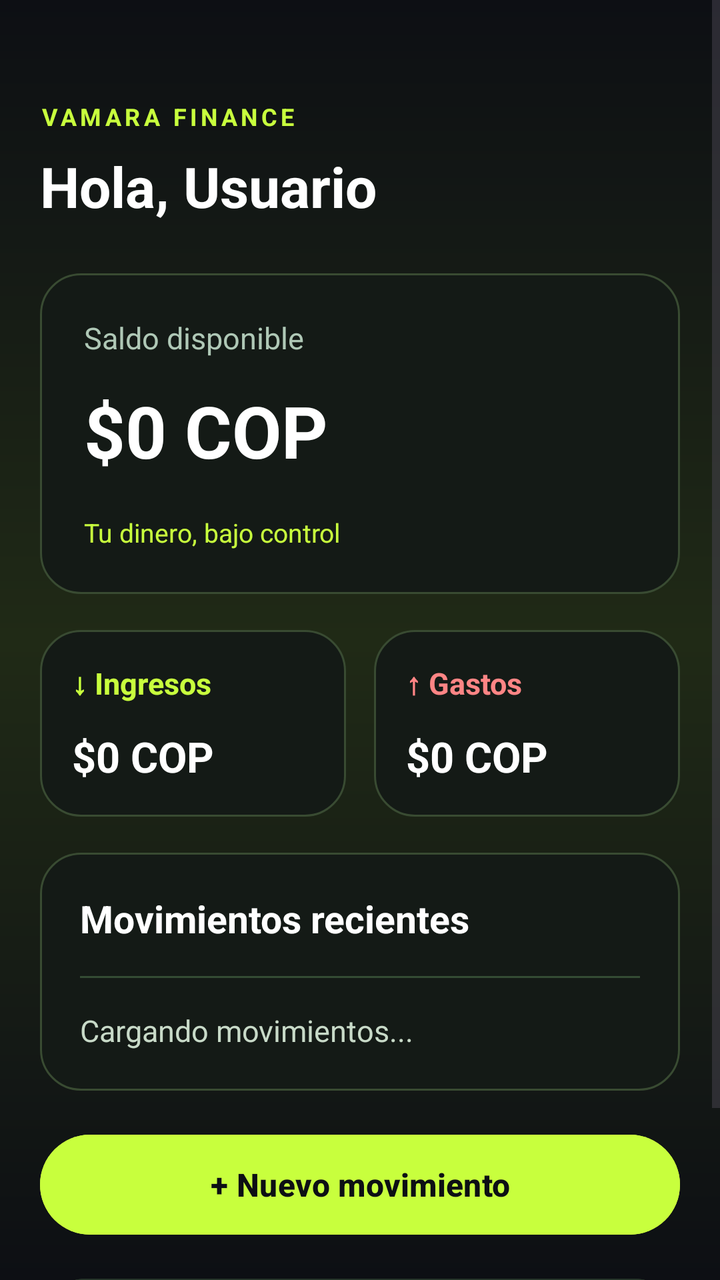
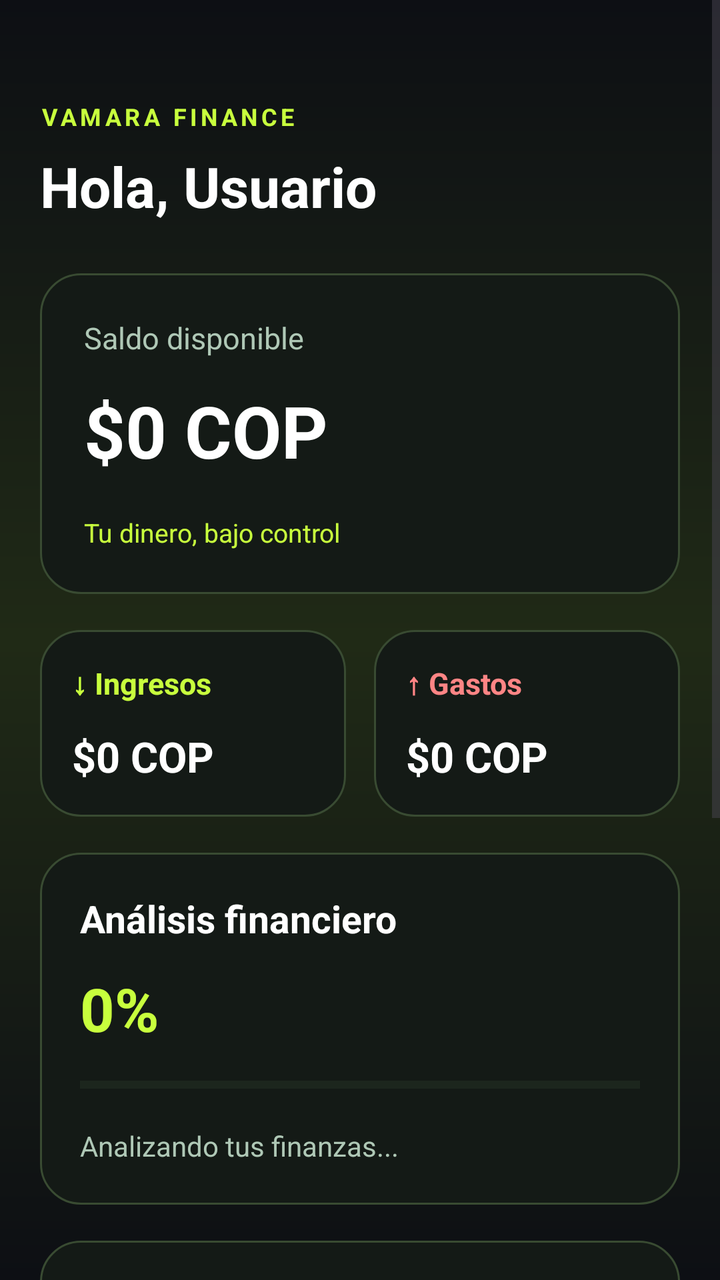

Before-and-after screenshots of an Android layout around one commit, followed by the original layout XML and the change that was made.
<!-- AndroidManifest.xml: application theme Theme.Vamara -->
<!-- res/layout/activity_dashboard.xml -->
<?xml version="1.0" encoding="utf-8"?>
<ScrollView
    xmlns:android="http://schemas.android.com/apk/res/android"
    android:layout_width="match_parent"
    android:layout_height="match_parent"
    android:fillViewport="true"
    android:background="@drawable/bg_vamara">

    
    <LinearLayout
        android:layout_width="match_parent"
        android:layout_height="wrap_content"
        android:orientation="vertical"
        android:padding="20dp">

        
        <TextView
            android:layout_width="match_parent"
            android:layout_height="wrap_content"
            android:layout_marginTop="30dp"
            android:text="VAMARA FINANCE"
            android:textColor="#C8FF3D"
            android:textSize="12sp"
            android:letterSpacing="0.15"
            android:textStyle="bold"/>

        <TextView
            android:id="@+id/tvSaludo"
            android:layout_width="match_parent"
            android:layout_height="wrap_content"
            android:layout_marginTop="8dp"
            android:layout_marginBottom="25dp"
            android:text="Hola, Usuario"
            android:textColor="#FFFFFF"
            android:textSize="28sp"
            android:textStyle="bold"/>

        
        <LinearLayout
            android:layout_width="match_parent"
            android:layout_height="wrap_content"
            android:orientation="vertical"
            android:padding="22dp"
            android:background="@drawable/bg_dashboard_card"
            android:layout_marginBottom="18dp">

            <TextView
                android:layout_width="match_parent"
                android:layout_height="wrap_content"
                android:text="Saldo disponible"
                android:textColor="#AFC8B6"
                android:textSize="15sp"/>

            <TextView
                android:id="@+id/tvSaldo"
                android:layout_width="match_parent"
                android:layout_height="wrap_content"
                android:layout_marginTop="12dp"
                android:text="$0 COP"
                android:textColor="#FFFFFF"
                android:textSize="36sp"
                android:textStyle="bold"/>

            <TextView
                android:layout_width="match_parent"
                android:layout_height="wrap_content"
                android:layout_marginTop="18dp"
                android:text="Tu dinero, bajo control"
                android:textColor="#C8FF3D"
                android:textSize="13sp"/>

        </LinearLayout>

        
        <LinearLayout
            android:layout_width="match_parent"
            android:layout_height="wrap_content"
            android:orientation="horizontal"
            android:layout_marginBottom="18dp">

            
            <LinearLayout
                android:layout_width="0dp"
                android:layout_height="wrap_content"
                android:layout_weight="1"
                android:layout_marginEnd="7dp"
                android:orientation="vertical"
                android:padding="16dp"
                android:background="@drawable/bg_dashboard_card">

                <TextView
                    android:layout_width="match_parent"
                    android:layout_height="wrap_content"
                    android:text="↓ Ingresos"
                    android:textColor="#C8FF3D"
                    android:textSize="15sp"
                    android:textStyle="bold"/>

                <TextView
                    android:id="@+id/tvIngresos"
                    android:layout_width="match_parent"
                    android:layout_height="wrap_content"
                    android:layout_marginTop="12dp"
                    android:text="$0 COP"
                    android:textColor="#FFFFFF"
                    android:textSize="21sp"
                    android:textStyle="bold"/>

            </LinearLayout>

            
            <LinearLayout
                android:layout_width="0dp"
                android:layout_height="wrap_content"
                android:layout_weight="1"
                android:layout_marginStart="7dp"
                android:orientation="vertical"
                android:padding="16dp"
                android:background="@drawable/bg_dashboard_card">

                <TextView
                    android:layout_width="match_parent"
                    android:layout_height="wrap_content"
                    android:text="↑ Gastos"
                    android:textColor="#FF8585"
                    android:textSize="15sp"
                    android:textStyle="bold"/>

                <TextView
                    android:id="@+id/tvGastos"
                    android:layout_width="match_parent"
                    android:layout_height="wrap_content"
                    android:layout_marginTop="12dp"
                    android:text="$0 COP"
                    android:textColor="#FFFFFF"
                    android:textSize="21sp"
                    android:textStyle="bold"/>

            </LinearLayout>

        </LinearLayout>

        
        <LinearLayout
            android:layout_width="match_parent"
            android:layout_height="wrap_content"
            android:orientation="vertical"
            android:padding="20dp"
            android:background="@drawable/bg_dashboard_card"
            android:layout_marginBottom="18dp">

            <TextView
                android:layout_width="match_parent"
                android:layout_height="wrap_content"
                android:text="Movimientos recientes"
                android:textColor="#FFFFFF"
                android:textSize="19sp"
                android:textStyle="bold"/>

            <View
                android:layout_width="match_parent"
                android:layout_height="1dp"
                android:layout_marginTop="16dp"
                android:layout_marginBottom="16dp"
                android:background="#344B34"/>

            <TextView
                android:id="@+id/tvListaMovimientos"
                android:layout_width="match_parent"
                android:layout_height="wrap_content"
                android:text="Cargando movimientos..."
                android:textColor="#C8DAC8"
                android:textSize="15sp"
                android:lineSpacingExtra="10dp"/>

        </LinearLayout>

        
        <Button
            android:id="@+id/btnNuevoMovimiento"
            android:layout_width="match_parent"
            android:layout_height="58dp"
            android:text="+ Nuevo movimiento"
            android:textAllCaps="false"
            android:textSize="16sp"
            android:textStyle="bold"
            android:textColor="#0D0F14"
            android:backgroundTint="#C8FF3D"/>

        <Button
            android:id="@+id/btnCerrarSesion"
            android:layout_width="match_parent"
            android:layout_height="54dp"
            android:layout_marginTop="14dp"
            android:layout_marginBottom="30dp"
            android:text="Cerrar sesión"
            android:textAllCaps="false"
            android:textColor="#FFFFFF"
            android:backgroundTint="#26352A"/>

    </LinearLayout>
</ScrollView>
<!-- resources referenced by this layout -->
<resources>
  <!-- drawable bg_dashboard_card (drawable) -->
  <?xml version="1.0" encoding="utf-8"?>
  <shape xmlns:android="http://schemas.android.com/apk/res/android"
      android:shape="rectangle">
  
      <solid android:color="#141A16"/>
  
      <corners android:radius="20dp"/>
  
      <stroke
          android:width="1dp"
          android:color="#394B32"/>
  
  </shape>
  <!-- drawable bg_vamara (drawable) -->
  <?xml version="1.0" encoding="utf-8"?>
  <shape xmlns:android="http://schemas.android.com/apk/res/android"
      android:shape="rectangle">
  
      <gradient
          android:type="linear"
          android:angle="270"
          android:startColor="#0D0F14"
          android:centerColor="#202A16"
          android:endColor="#0D0F14" />
  
  </shape>
  <style name="Theme.Vamara" parent="Base.Theme.Vamara" />
  <style name="Base.Theme.Vamara" parent="Theme.Material3.DayNight.NoActionBar">
          
          
      </style>
</resources>

<!-- the commit's change to res/layout/activity_dashboard.xml (unified diff, before → after) -->
@@ -144,6 +144,55 @@
         <LinearLayout
             android:layout_width="match_parent"
             android:layout_height="wrap_content"
+            android:layout_marginBottom="18dp"
+            android:background="@drawable/bg_dashboard_card"
+            android:orientation="vertical"
+            android:padding="20dp">
+
+            <TextView
+                android:layout_width="match_parent"
+                android:layout_height="wrap_content"
+                android:text="Análisis financiero"
+                android:textColor="#FFFFFF"
+                android:textSize="19sp"
+                android:textStyle="bold"/>
+
+            <TextView
+                android:id="@+id/tvPorcentajeAhorro"
+                android:layout_width="match_parent"
+                android:layout_height="wrap_content"
+                android:layout_marginTop="12dp"
+                android:text="0%"
+                android:textColor="#C8FF3D"
+                android:textSize="30sp"
+                android:textStyle="bold"/>
+
+            <ProgressBar
+                android:id="@+id/progresoAhorro"
+                style="?android:attr/progressBarStyleHorizontal"
+                android:layout_width="match_parent"
+                android:layout_height="12dp"
+                android:layout_marginTop="12dp"
+                android:max="100"
+                android:progress="0"
+                android:progressTint="#C8FF3D"
+                android:progressBackgroundTint="#344B34"/>
+
+            <TextView
+                android:id="@+id/tvEstadoFinanciero"
+                android:layout_width="match_parent"
+                android:layout_height="wrap_content"
+                android:layout_marginTop="15dp"
+                android:text="Analizando tus finanzas..."
+                android:textColor="#AFC8B6"
+                android:textSize="14sp"/>
+
+        </LinearLayout>
+
+        
+        <LinearLayout
+            android:layout_width="match_parent"
+            android:layout_height="wrap_content"
             android:orientation="vertical"
             android:padding="20dp"
             android:background="@drawable/bg_dashboard_card"
@@ -188,6 +237,17 @@
             android:backgroundTint="#C8FF3D"/>
 
         <Button
+            android:id="@+id/btnMisMetas"
+            android:layout_width="match_parent"
+            android:layout_height="56dp"
+            android:layout_marginTop="12dp"
+            android:text="Mis metas de ahorro"
+            android:textAllCaps="false"
+            android:textColor="#FFFFFF"
+            android:backgroundTint="#26352A"/>
+
+
+        <Button
             android:id="@+id/btnCerrarSesion"
             android:layout_width="match_parent"
             android:layout_height="54dp"
